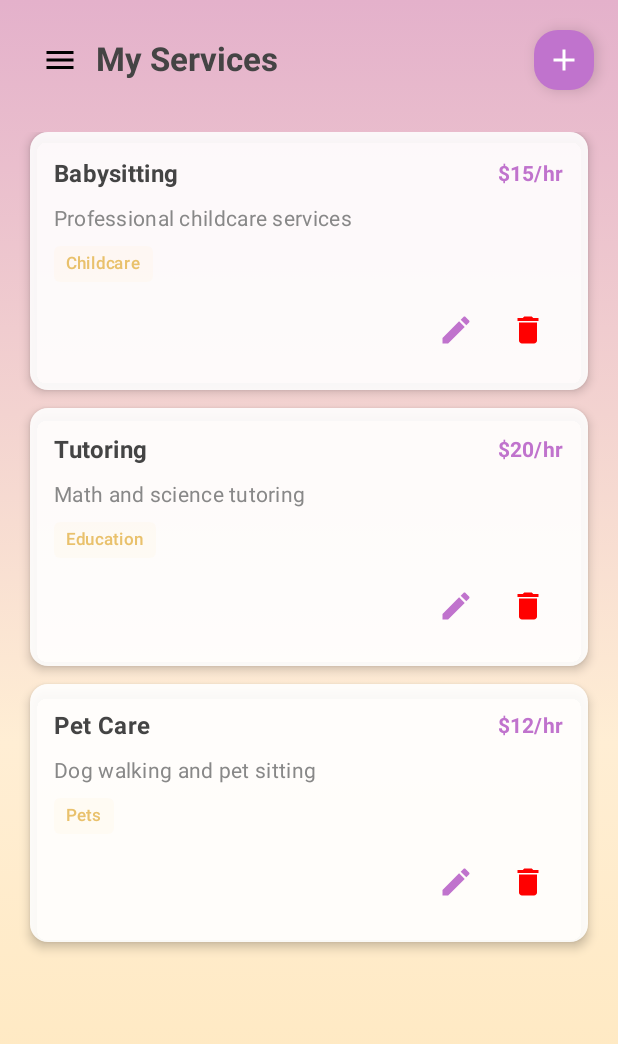
After one commit to noomenehajer/ParentPath, an Android app built with Jetpack Compose: the AddServiceScreen screen opened through its navigation route, on a phone screen of 412 x 824 dp. The commit adds this screen. Shown: the top 1044 px of the screen. Run offline under Robolectric (Android 15) with nearby library versions, the phone set to English and light mode, and no system bars.

Commit message:
service updated

```diff
--- a/app/src/main/java/com/androidlead/parentpath/ui/screen/container/NavGraph.kt
+++ b/app/src/main/java/com/androidlead/parentpath/ui/screen/container/NavGraph.kt
@@ -6,4 +6,5 @@ sealed class NavGraph(val route: String) {
     data object Registration: NavGraph(route = "registration_screen")
     data object Home: NavGraph(route = "home_screen")
     data object  Profile :NavGraph(route="profile_screen")
-}
+    data object  Service :NavGraph(route="Service_screen")
+   }
--- a/app/src/main/java/com/androidlead/parentpath/ui/screen/container/ScreenContainer.kt
+++ b/app/src/main/java/com/androidlead/parentpath/ui/screen/container/ScreenContainer.kt
@@ -8,6 +8,7 @@ import com.androidlead.parentpath.ui.screen.home.HomeScreen
 import com.androidlead.parentpath.ui.screen.login.LoginScreen
 import com.androidlead.parentpath.ui.screen.profile.ProfileScreen
 import com.androidlead.parentpath.ui.screen.registration.RegistrationScreen
+import com.androidlead.parentpath.ui.screen.service.AddServiceScreen
 import com.androidlead.parentpath.ui.screen.welcome.WelcomeScreen
 
 @Composable
@@ -53,6 +54,14 @@ fun ScreenContainer() {
                 navHost = navHost
             )
         }
+        composable(NavGraph.Service.route) {
+            AddServiceScreen(
+                onRestartFlowClicked = {
+                    navHost.navigate(NavGraph.Service.route)
+                },
+                navHost = navHost
+            )
+        }
         composable(NavGraph.Home.route) {
             HomeScreen(
                 onRestartFlowClicked = {
--- a/app/src/main/java/com/androidlead/parentpath/ui/screen/home/HomeScreen.kt
+++ b/app/src/main/java/com/androidlead/parentpath/ui/screen/home/HomeScreen.kt
@@ -84,8 +84,8 @@ fun HomeScreen(
 
     val menuItems = listOf(
         MenuItem("Edit Profile", Icons.Default.Person) { navHost.navigate(NavGraph.Profile.route) },
-        MenuItem("Home", Icons.Default.Home) {},
-        MenuItem("Offer a Service", Icons.Default.Add) {},
+        MenuItem("Home", Icons.Default.Home) {navHost.navigate(NavGraph.Home.route)},
+        MenuItem("Offer a Service", Icons.Default.Add) { navHost.navigate(NavGraph.Service.route) },
         MenuItem("Booking List", Icons.Default.List) {}
     )
 
@@ -106,7 +106,7 @@ fun HomeScreen(
                     )
                     Spacer(modifier = Modifier.height(8.dp))
                     Text(
-                        text = "Emna",
+                        text = "Hello Emna",
                         style = MaterialTheme.typography.titleMedium,
                         fontWeight = FontWeight.Bold
                     )
--- a/app/src/main/java/com/androidlead/parentpath/ui/screen/profile/ProfileScreen.kt
+++ b/app/src/main/java/com/androidlead/parentpath/ui/screen/profile/ProfileScreen.kt
@@ -78,7 +78,7 @@ fun ProfileScreen(
     val menuItems = listOf(
         MenuItem("Edit Profile", Icons.Default.Person) { navHost.navigate(NavGraph.Profile.route) },
         MenuItem("Home", Icons.Default.Home) { navHost.navigate(NavGraph.Home.route) },
-        MenuItem("Offer a Service", Icons.Default.Add) { /* add navigation */ },
+        MenuItem("Offer a Service", Icons.Default.Add) { navHost.navigate(NavGraph.Service.route) },
         MenuItem("Booking List", Icons.Default.List) { /* add navigation */ }
     )
 
--- /dev/null
+++ b/app/src/main/java/com/androidlead/parentpath/ui/screen/service/AddServiceScreen.kt
@@ -0,0 +1,317 @@
+package com.androidlead.parentpath.ui.screen.service
+
+import androidx.compose.foundation.Image
+import androidx.compose.foundation.background
+import androidx.compose.foundation.layout.*
+import androidx.compose.foundation.lazy.LazyColumn
+import androidx.compose.foundation.lazy.items
+import androidx.compose.foundation.shape.CircleShape
+import androidx.compose.foundation.shape.RoundedCornerShape
+import androidx.compose.material.icons.Icons
+import androidx.compose.material.icons.filled.*
+import androidx.compose.material3.*
+import androidx.compose.runtime.*
+import androidx.compose.ui.Alignment
+import androidx.compose.ui.Modifier
+import androidx.compose.ui.draw.clip
+import androidx.compose.ui.graphics.Brush
+import androidx.compose.ui.graphics.Color
+import androidx.compose.ui.graphics.vector.ImageVector
+import androidx.compose.ui.layout.ContentScale
+import androidx.compose.ui.res.painterResource
+import androidx.compose.ui.text.font.FontWeight
+import androidx.compose.ui.unit.dp
+import com.androidlead.parentpath.R
+import com.androidlead.parentpath.ui.theme.*
+import kotlinx.coroutines.launch
+import androidx.navigation.NavController
+import com.androidlead.parentpath.ui.screen.container.NavGraph
+
+data class MenuItem(
+    val title: String,
+    val icon: ImageVector,
+    val onClick: () -> Unit
+)
+
+data class Service(
+    val id: String,
+    val title: String,
+    val description: String,
+    val price: String,
+    val category: String
+)
+
+@OptIn(ExperimentalMaterial3Api::class)
+@Composable
+fun AddServiceScreen(
+    modifier: Modifier = Modifier,
+    onRestartFlowClicked: () -> Unit,
+    navHost: NavController
+) {
+    val drawerState = rememberDrawerState(initialValue = DrawerValue.Closed)
+    val scope = rememberCoroutineScope()
+    var showAddServiceDialog by remember { mutableStateOf(false) }
+
+    // Sample services data
+    val services = remember {
+        listOf(
+            Service("1", "Babysitting", "Professional childcare services", "$15/hr", "Childcare"),
+            Service("2", "Tutoring", "Math and science tutoring", "$20/hr", "Education"),
+            Service("3", "Pet Care", "Dog walking and pet sitting", "$12/hr", "Pets")
+        )
+    }
+
+    val menuItems = listOf(
+        MenuItem("Edit Profile", Icons.Default.Person) { navHost.navigate(NavGraph.Profile.route) },
+        MenuItem("Home", Icons.Default.Home) { navHost.navigate(NavGraph.Home.route) },
+        MenuItem("Offer a Service", Icons.Default.Add) {navHost.navigate(NavGraph.Service.route) },
+        MenuItem("Booking List", Icons.Default.List) { /* add navigation */ }
+    )
+
+    ModalNavigationDrawer(
+        drawerState = drawerState,
+        drawerContent = {
+            ModalDrawerSheet(modifier = Modifier.width(240.dp)) {
+                Spacer(modifier = Modifier.height(24.dp))
+                Column(
+                    modifier = Modifier
+                        .fillMaxWidth()
+                        .padding(horizontal = 16.dp),
+                    horizontalAlignment = Alignment.CenterHorizontally
+                ) {
+                    Image(
+                        painter = painterResource(R.drawable.avatar),
+                        contentDescription = "Profile Picture",
+                        modifier = Modifier
+                            .size(80.dp)
+                            .clip(CircleShape),
+                        contentScale = ContentScale.Crop
+                    )
+                    Spacer(modifier = Modifier.height(8.dp))
+                    Text(
+                        text = "Emna",
+                        style = MaterialTheme.typography.titleMedium,
+                        fontWeight = FontWeight.Bold
+                    )
+                }
+
+                Spacer(modifier = Modifier.height(24.dp))
+                Divider()
+                Spacer(modifier = Modifier.height(12.dp))
+
+                menuItems.forEach { item ->
+                    NavigationDrawerItem(
+                        icon = { Icon(item.icon, contentDescription = null) },
+                        label = { Text(item.title) },
+                        selected = false,
+                        onClick = {
+                            scope.launch { drawerState.close() }
+                            item.onClick()
+                        },
+                        modifier = Modifier.padding(horizontal = 12.dp)
+                    )
+                    Spacer(modifier = Modifier.height(4.dp))
+                }
+
+                Spacer(modifier = Modifier.weight(1f))
+                Divider()
+                NavigationDrawerItem(
+                    icon = { Icon(Icons.Default.ExitToApp, contentDescription = null) },
+                    label = { Text("Logout") },
+                    selected = false,
+                    onClick = {
+                        scope.launch { drawerState.close() }
+                        onRestartFlowClicked()
+                    },
+                    modifier = Modifier.padding(horizontal = 12.dp, vertical = 8.dp)
+                )
+            }
+        }
+    ) {
+        Column(
+            modifier = modifier
+                .fillMaxSize()
+                .background(
+                    Brush.verticalGradient(
+                        0f to PrimaryPinkBlended,
+                        0.6f to PrimaryYellowLight,
+                        1f to PrimaryYellow
+                    )
+                )
+                .padding(16.dp)
+        ) {
+            // Header with menu icon and title
+            Row(
+                modifier = Modifier
+                    .fillMaxWidth()
+                    .padding(bottom = 16.dp),
+                verticalAlignment = Alignment.CenterVertically
+            ) {
+                IconButton(onClick = { scope.launch { drawerState.open() } }) {
+                    Icon(Icons.Default.Menu, contentDescription = "Menu")
+                }
+                Spacer(modifier = Modifier.height(24.dp))
+                Text(
+                    text = "My Services",
+                    style = MaterialTheme.typography.titleLarge,
+                    fontWeight = FontWeight.Bold,
+                    color = Color.DarkGray,
+                    modifier = Modifier.weight(1f)
+                )
+                FloatingActionButton(
+                    onClick = { showAddServiceDialog = true },
+                    modifier = Modifier.size(40.dp),
+                    containerColor = PrimaryPink,
+                    contentColor = Color.White
+                ) {
+                    Icon(Icons.Default.Add, contentDescription = "Add Service")
+                }
+            }
+
+            // Services List
+            LazyColumn(
+                modifier = Modifier
+                    .fillMaxSize()
+                    .padding(top = 8.dp),
+                verticalArrangement = Arrangement.spacedBy(12.dp)
+            ) {
+                items(services) { service ->
+                    ServiceCard(service = service)
+                }
+            }
+        }
+    }
+
+    // Add Service Dialog
+    if (showAddServiceDialog) {
+        AlertDialog(
+            onDismissRequest = { showAddServiceDialog = false },
+            title = { Text("Add New Service") },
+            text = {
+                Column {
+                    OutlinedTextField(
+                        value = "",
+                        onValueChange = { /* Handle input */ },
+                        label = { Text("Service Title") },
+                        modifier = Modifier.fillMaxWidth()
+                    )
+                    Spacer(modifier = Modifier.height(8.dp))
+                    OutlinedTextField(
+                        value = "",
+                        onValueChange = { /* Handle input */ },
+                        label = { Text("Description") },
+                        modifier = Modifier.fillMaxWidth()
+                    )
+                    Spacer(modifier = Modifier.height(8.dp))
+                    OutlinedTextField(
+                        value = "",
+                        onValueChange = { /* Handle input */ },
+                        label = { Text("Price") },
+                        modifier = Modifier.fillMaxWidth()
+                    )
+                    Spacer(modifier = Modifier.height(8.dp))
+                    OutlinedTextField(
+                        value = "",
+                        onValueChange = { /* Handle input */ },
+                        label = { Text("Category") },
+                        modifier = Modifier.fillMaxWidth()
+                    )
+                }
+            },
+            confirmButton = {
+                Button(
+                    onClick = { showAddServiceDialog = false },
+                    colors = ButtonDefaults.buttonColors(containerColor = PrimaryPink)
+                ) {
+                    Text("Add Service")
+                }
+            },
+            dismissButton = {
+                TextButton(
+                    onClick = { showAddServiceDialog = false }
+                ) {
+                    Text("Cancel")
+                }
+            }
+        )
+    }
+}
+
+@Composable
+fun ServiceCard(service: Service) {
+    Card(
+        modifier = Modifier
+            .fillMaxWidth()
+            .padding(horizontal = 4.dp),
+        shape = RoundedCornerShape(12.dp),
+        colors = CardDefaults.cardColors(
+            containerColor = Color.White.copy(alpha = 0.9f)
+        ),
+        elevation = CardDefaults.cardElevation(defaultElevation = 4.dp)
+    ) {
+        Column(
+            modifier = Modifier.padding(16.dp)
+        ) {
+            Row(
+                modifier = Modifier.fillMaxWidth(),
+                horizontalArrangement = Arrangement.SpaceBetween,
+                verticalAlignment = Alignment.CenterVertically
+            ) {
+                Text(
+                    text = service.title,
+                    style = MaterialTheme.typography.titleMedium,
+                    fontWeight = FontWeight.Bold,
+                    color = Color.DarkGray
+                )
+                Text(
+                    text = service.price,
+                    style = MaterialTheme.typography.titleSmall,
+                    fontWeight = FontWeight.Bold,
+                    color = PrimaryPink
+                )
+            }
+
+            Spacer(modifier = Modifier.height(8.dp))
+
+            Text(
+                text = service.description,
+                style = MaterialTheme.typography.bodyMedium,
+                color = Color.Gray
+            )
+
+            Spacer(modifier = Modifier.height(8.dp))
+
+            Text(
+                text = service.category,
+                style = MaterialTheme.typography.labelSmall,
+                color = PrimaryYellowDark,
+                modifier = Modifier
+                    .clip(RoundedCornerShape(4.dp))
+                    .background(PrimaryYellowLight.copy(alpha = 0.2f))
+                    .padding(horizontal = 8.dp, vertical = 4.dp)
+            )
+
+            Spacer(modifier = Modifier.height(8.dp))
+
+            Row(
+                modifier = Modifier.fillMaxWidth(),
+                horizontalArrangement = Arrangement.End
+            ) {
+                IconButton(onClick = { /* Edit service */ }) {
+                    Icon(
+                        Icons.Default.Edit,
+                        contentDescription = "Edit",
+                        tint = PrimaryPink
+                    )
+                }
+                IconButton(onClick = { /* Delete service */ }) {
+                    Icon(
+                        Icons.Default.Delete,
+                        contentDescription = "Delete",
+                        tint = Color.Red
+                    )
+                }
+            }
+        }
+    }
+}
```
Also changed, not shown: app/src/main/res/drawable/ic_details.png (added).
